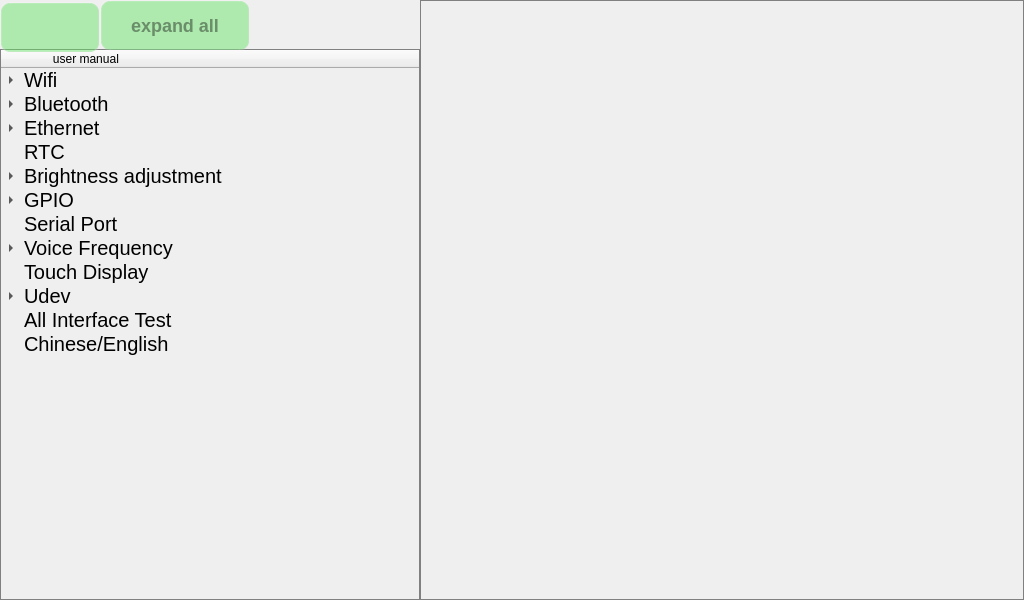
This is qt/t507/user_manual.ui in jizizihe/baijie_demo as Qt 5 draws it before an edit. The edited form follows.
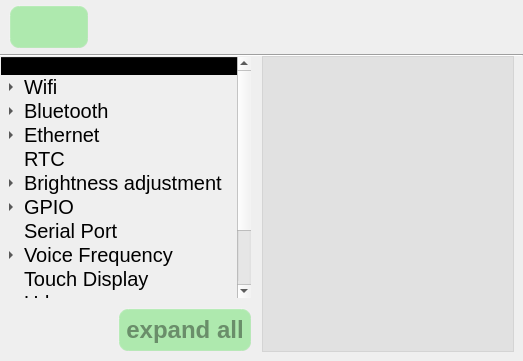
This is the edited form. Icons and pictures are not drawn.

Commit message: func: add and change many code for: 1.optimize voice 2.add rotating screen  90 degrees 3.add  select file function 4.adaptation of screen/font 5.optimize backlight 6.add sreen ration by input method 7.modified the file copy, cut, and delete function 8.adjust the serial port Layout 9.unify font and layout

What changed in the file:
```diff
--- a/qt/t507/user_manual.ui
+++ b/qt/t507/user_manual.ui
@@ -6,8 +6,8 @@
    <rect>
     <x>0</x>
     <y>0</y>
-    <width>1024</width>
-    <height>600</height>
+    <width>523</width>
+    <height>361</height>
    </rect>
   </property>
   <property name="windowTitle">
@@ -25,10 +25,10 @@
      border-width:  2px;  /*边框宽度为4像素*/
      border-radius: 10px; /*边框圆角半径*/
      border-color: rgba(255, 225, 255, 30);/*边框颜色*/
-     font: bold 18px;/*字体*/
+     font: bold 24px;/*字体*/
      color:rgba(0, 0, 0, 100);/*字体颜色*/
      padding: 6px; /*填衬*/
-	outline: none; /*去掉按钮的虚线框*/
+    outline: none; /*去掉按钮的虚线框*/
 }
 
 QPushButton:hover{ /*鼠标悬停在按钮上时*/
@@ -44,26 +44,129 @@
      color:rgba(0, 0, 0, 100);
 }
 
-QTextEdit
-{
-	background-color:transparent;
-	border:1px solid gray;
-}
 
-QTreeWidget
-{
-	background-color:transparent;
-	border:1px solid gray;
+/****************滑块部件*******************/
+
+
+QSlider::handle:horizontal { /*水平滑块的手柄*/
+        image: url(:/image/sliderHandle.png);
+ }
+
+QSlider::sub-page:horizontal { /*水平滑块手柄以前的部分*/
+        border-image: url(:/image/slider.png);/*边框图片*/
+ }
+
+
+/******** combobox 滚动条  *********/
+QComboBox QScrollBar::vertical{ /*主体部分*/
+    width:35px;
+    border-radius:35px;
 }</string>
   </property>
+  <layout class="QVBoxLayout" name="verticalLayout_2" stretch="1,0,6">
+   <property name="spacing">
+    <number>0</number>
+   </property>
+   <property name="leftMargin">
+    <number>0</number>
+   </property>
+   <property name="topMargin">
+    <number>0</number>
+   </property>
+   <property name="rightMargin">
+    <number>0</number>
+   </property>
+   <property name="bottomMargin">
+    <number>0</number>
+   </property>
+   <item>
+    <layout class="QHBoxLayout" name="horizontalLayout_2" stretch="1,9">
+     <property name="leftMargin">
+      <number>9</number>
+     </property>
+     <property name="topMargin">
+      <number>5</number>
+     </property>
+     <property name="bottomMargin">
+      <number>5</number>
+     </property>
+     <item>
+      <widget class="QPushButton" name="pushButton">
+       <property name="sizePolicy">
+        <sizepolicy hsizetype="Minimum" vsizetype="Minimum">
+         <horstretch>0</horstretch>
+         <verstretch>0</verstretch>
+        </sizepolicy>
+       </property>
+       <property name="text">
+        <string/>
+       </property>
+       <property name="icon">
+        <iconset resource="translation.qrc">
+         <normaloff>:/t507_button_image/return.png</normaloff>:/t507_button_image/return.png</iconset>
+       </property>
+       <property name="iconSize">
+        <size>
+         <width>32</width>
+         <height>32</height>
+        </size>
+       </property>
+      </widget>
+     </item>
+     <item>
+      <spacer name="horizontalSpacer_2">
+       <property name="orientation">
+        <enum>Qt::Horizontal</enum>
+       </property>
+       <property name="sizeHint" stdset="0">
+        <size>
+         <width>40</width>
+         <height>20</height>
+        </size>
+       </property>
+      </spacer>
+     </item>
+    </layout>
+   </item>
+   <item>
+    <widget class="Line" name="line">
+     <property name="sizePolicy">
+      <sizepolicy hsizetype="Minimum" vsizetype="Minimum">
+       <horstretch>0</horstretch>
+       <verstretch>2</verstretch>
+      </sizepolicy>
+     </property>
+     <property name="maximumSize">
+      <size>
+       <width>16777215</width>
+       <height>2</height>
+      </size>
+     </property>
+     <property name="orientation">
+      <enum>Qt::Horizontal</enum>
+     </property>
+    </widget>
+   </item>
+   <item>
+    <layout class="QHBoxLayout" name="horizontalLayout_3" stretch="1,1">
+     <property name="spacing">
+      <number>10</number>
+     </property>
+     <property name="rightMargin">
+      <number>9</number>
+     </property>
+     <property name="bottomMargin">
+      <number>9</number>
+     </property>
+     <item>
+      <layout class="QVBoxLayout" name="verticalLayout" stretch="5,1">
+       <property name="spacing">
+        <number>0</number>
+       </property>
+       <item>
   <widget class="QTreeWidget" name="treeWidget">
-   <property name="geometry">
-    <rect>
-     <x>0</x>
-     <y>49</y>
-     <width>420</width>
-     <height>551</height>
-    </rect>
+         <property name="styleSheet">
+          <string notr="true">background-color:rgba(0,0,0, 0);</string>
    </property>
    <column>
     <property name="text">
@@ -366,46 +469,61 @@
     </property>
    </item>
   </widget>
-  <widget class="QPushButton" name="pushButton">
-   <property name="geometry">
-    <rect>
-     <x>0</x>
-     <y>2</y>
-     <width>100</width>
-     <height>51</height>
-    </rect>
-   </property>
-   <property name="text">
-    <string/>
-   </property>
-   <property name="icon">
-    <iconset resource="translation.qrc">
-     <normaloff>:/t507_button_image/return.png</normaloff>:/t507_button_image/return.png</iconset>
-   </property>
-  </widget>
-  <widget class="QTextEdit" name="textEdit">
-   <property name="geometry">
-    <rect>
-     <x>420</x>
-     <y>0</y>
-     <width>604</width>
-     <height>600</height>
-    </rect>
-   </property>
-  </widget>
+       </item>
+       <item>
+        <layout class="QHBoxLayout" name="horizontalLayout" stretch="3,0">
+         <property name="spacing">
+          <number>0</number>
+         </property>
+         <property name="leftMargin">
+          <number>9</number>
+         </property>
+         <property name="topMargin">
+          <number>9</number>
+         </property>
+         <property name="bottomMargin">
+          <number>0</number>
+         </property>
+         <item>
+          <spacer name="horizontalSpacer">
+           <property name="orientation">
+            <enum>Qt::Horizontal</enum>
+           </property>
+           <property name="sizeHint" stdset="0">
+            <size>
+             <width>40</width>
+             <height>20</height>
+            </size>
+           </property>
+          </spacer>
+         </item>
+         <item>
   <widget class="QPushButton" name="pushButton_2">
-   <property name="geometry">
-    <rect>
-     <x>100</x>
-     <y>0</y>
-     <width>150</width>
-     <height>51</height>
-    </rect>
+           <property name="sizePolicy">
+            <sizepolicy hsizetype="Minimum" vsizetype="Minimum">
+             <horstretch>0</horstretch>
+             <verstretch>0</verstretch>
+            </sizepolicy>
    </property>
    <property name="text">
     <string>expand all</string>
    </property>
   </widget>
+         </item>
+        </layout>
+       </item>
+      </layout>
+     </item>
+     <item>
+      <widget class="QTextEdit" name="textEdit">
+       <property name="styleSheet">
+        <string notr="true">  background-color:rgba(0,0,0, 15);</string>
+       </property>
+      </widget>
+     </item>
+    </layout>
+   </item>
+  </layout>
  </widget>
  <resources>
   <include location="translation.qrc"/>
```
Lines whose indentation alone changed are shown as unchanged. The commit also changes 161 other files.
